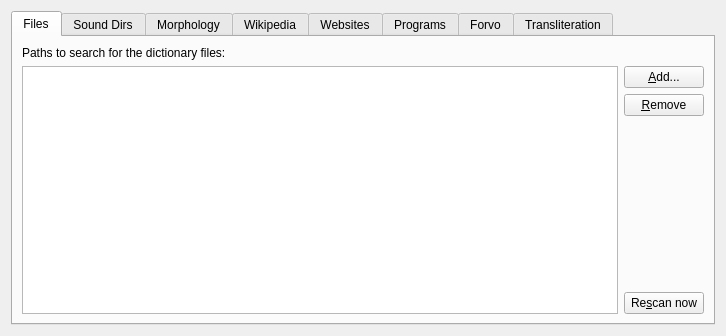
Above: sources.ui from goldendict/goldendict before the change. Below: the same form after it.
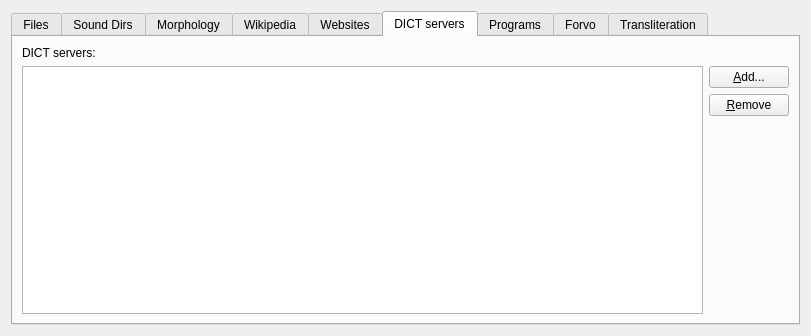
That is the form after the change. The open tabs and pages were chosen to show the change. Icons and pictures are not drawn.

Commit message: DICT protocol support

```diff
--- a/sources.ui
+++ b/sources.ui
@@ -6,7 +6,7 @@
    <rect>
     <x>0</x>
     <y>0</y>
-    <width>690</width>
+    <width>811</width>
     <height>336</height>
    </rect>
   </property>
@@ -338,6 +338,62 @@
        </item>
       </layout>
      </widget>
+     <widget class="QWidget" name="dictdTab">
+      <attribute name="icon">
+       <iconset resource="resources.qrc">
+        <normaloff>:/icons/network.png</normaloff>:/icons/network.png</iconset>
+      </attribute>
+      <attribute name="title">
+       <string>DICT servers</string>
+      </attribute>
+      <layout class="QVBoxLayout" name="verticalLayout_16">
+       <item>
+        <widget class="QLabel" name="label_116">
+         <property name="text">
+          <string>DICT servers:</string>
+         </property>
+        </widget>
+       </item>
+       <item>
+        <layout class="QHBoxLayout" name="horizontalLayout_16">
+         <item>
+          <widget class="QTreeView" name="dictServers"/>
+         </item>
+         <item>
+          <layout class="QVBoxLayout" name="verticalLayout_17">
+           <item>
+            <widget class="QPushButton" name="addDictServer">
+             <property name="text">
+              <string>&amp;Add...</string>
+             </property>
+            </widget>
+           </item>
+           <item>
+            <widget class="QPushButton" name="removeDictServer">
+             <property name="text">
+              <string>&amp;Remove</string>
+             </property>
+            </widget>
+           </item>
+           <item>
+            <spacer name="verticalSpacer_18">
+             <property name="orientation">
+              <enum>Qt::Vertical</enum>
+             </property>
+             <property name="sizeHint" stdset="0">
+              <size>
+               <width>20</width>
+               <height>40</height>
+              </size>
+             </property>
+            </spacer>
+           </item>
+          </layout>
+         </item>
+        </layout>
+       </item>
+      </layout>
+     </widget>
      <widget class="QWidget" name="tab_6">
       <attribute name="icon">
        <iconset resource="resources.qrc">
```
The commit also changes 10 other files.
